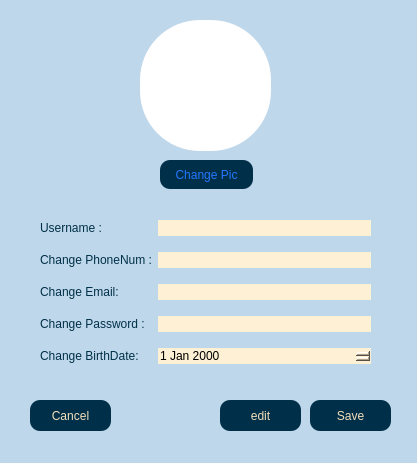
First picture: the form in client/setting.ui, repository AP-projects-4001/jan-ghahve, before the edit.
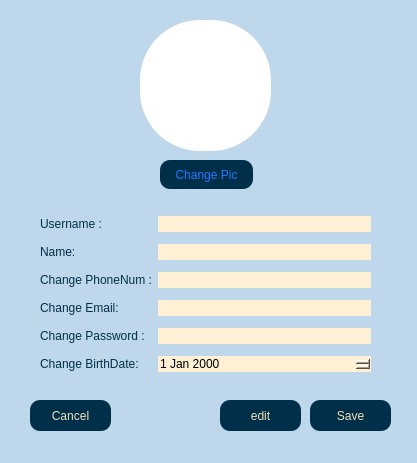
Second picture: the form after the edit.

The edit to the form file:
```diff
--- a/client/setting.ui
+++ b/client/setting.ui
@@ -104,40 +104,37 @@
     </rect>
    </property>
    <layout class="QGridLayout" name="gridLayout">
-    <item row="1" column="1">
-     <widget class="QLineEdit" name="led_phonenum">
+    <item row="0" column="0">
+     <widget class="QLabel" name="lbl_username">
       <property name="styleSheet">
-       <string notr="true">background-color:rgb(253, 240, 213);
-border-radius: 10%;</string>
+       <string notr="true">color:rgb(0, 48, 73);</string>
       </property>
-      <property name="readOnly">
-       <bool>true</bool>
+      <property name="text">
+       <string>Username :</string>
       </property>
      </widget>
     </item>
-    <item row="0" column="1">
-     <widget class="QLineEdit" name="led_username">
+    <item row="5" column="0">
+     <widget class="QLabel" name="lbl_birth">
       <property name="styleSheet">
-       <string notr="true">background-color:rgb(253, 240, 213);
-border-radius: 10%;</string>
+       <string notr="true">color:rgb(0, 48, 73);</string>
       </property>
-      <property name="readOnly">
-       <bool>true</bool>
+      <property name="text">
+       <string>Change BirthDate:</string>
       </property>
      </widget>
     </item>
-    <item row="3" column="1">
-     <widget class="QLineEdit" name="led_password">
+    <item row="3" column="0">
+     <widget class="QLabel" name="lbl_email">
       <property name="styleSheet">
-       <string notr="true">background-color:rgb(253, 240, 213);
-border-radius: 10%;</string>
+       <string notr="true">color:rgb(0, 48, 73);</string>
       </property>
-      <property name="readOnly">
-       <bool>true</bool>
+      <property name="text">
+       <string>Change Email:</string>
       </property>
      </widget>
     </item>
-    <item row="1" column="0">
+    <item row="2" column="0">
      <widget class="QLabel" name="lbl_phonenum">
       <property name="styleSheet">
        <string notr="true">color:rgb(0, 48, 73);</string>
@@ -148,6 +145,17 @@
      </widget>
     </item>
     <item row="2" column="1">
+     <widget class="QLineEdit" name="led_phonenum">
+      <property name="styleSheet">
+       <string notr="true">background-color:rgb(253, 240, 213);
+border-radius: 10%;</string>
+      </property>
+      <property name="readOnly">
+       <bool>true</bool>
+      </property>
+     </widget>
+    </item>
+    <item row="3" column="1">
      <widget class="QLineEdit" name="led_email">
       <property name="styleSheet">
        <string notr="true">background-color:rgb(253, 240, 213);
@@ -159,6 +167,17 @@
      </widget>
     </item>
     <item row="4" column="1">
+     <widget class="QLineEdit" name="led_password">
+      <property name="styleSheet">
+       <string notr="true">background-color:rgb(253, 240, 213);
+border-radius: 10%;</string>
+      </property>
+      <property name="readOnly">
+       <bool>true</bool>
+      </property>
+     </widget>
+    </item>
+    <item row="5" column="1">
      <widget class="QDateEdit" name="dateEdit">
       <property name="styleSheet">
        <string notr="true">background-color:rgb(253, 240, 213);
@@ -169,17 +188,7 @@
       </property>
      </widget>
     </item>
-    <item row="2" column="0">
-     <widget class="QLabel" name="lbl_email">
-      <property name="styleSheet">
-       <string notr="true">color:rgb(0, 48, 73);</string>
-      </property>
-      <property name="text">
-       <string>Change Email:</string>
-      </property>
-     </widget>
-    </item>
-    <item row="3" column="0">
+    <item row="4" column="0">
      <widget class="QLabel" name="lbl_password">
       <property name="styleSheet">
        <string notr="true">color:rgb(0, 48, 73);</string>
@@ -189,23 +198,35 @@
       </property>
      </widget>
     </item>
-    <item row="4" column="0">
-     <widget class="QLabel" name="lbl_birth">
+    <item row="0" column="1">
+     <widget class="QLineEdit" name="led_username">
       <property name="styleSheet">
-       <string notr="true">color:rgb(0, 48, 73);</string>
+       <string notr="true">background-color:rgb(253, 240, 213);
+border-radius: 10%;</string>
       </property>
-      <property name="text">
-       <string>Change BirthDate:</string>
+      <property name="readOnly">
+       <bool>true</bool>
       </property>
      </widget>
     </item>
-    <item row="0" column="0">
-     <widget class="QLabel" name="lbl_username">
+    <item row="1" column="1">
+     <widget class="QLineEdit" name="led_name">
       <property name="styleSheet">
+       <string notr="true">background-color:rgb(253, 240, 213);
+border-radius: 10%;</string>
+      </property>
+      <property name="readOnly">
+       <bool>true</bool>
+      </property>
+     </widget>
+    </item>
+    <item row="1" column="0">
+     <widget class="QLabel" name="lbl_name">
+      <property name="styleSheet">
        <string notr="true">color:rgb(0, 48, 73);</string>
       </property>
       <property name="text">
-       <string>Username :</string>
+       <string>Name:</string>
       </property>
      </widget>
     </item>
```
